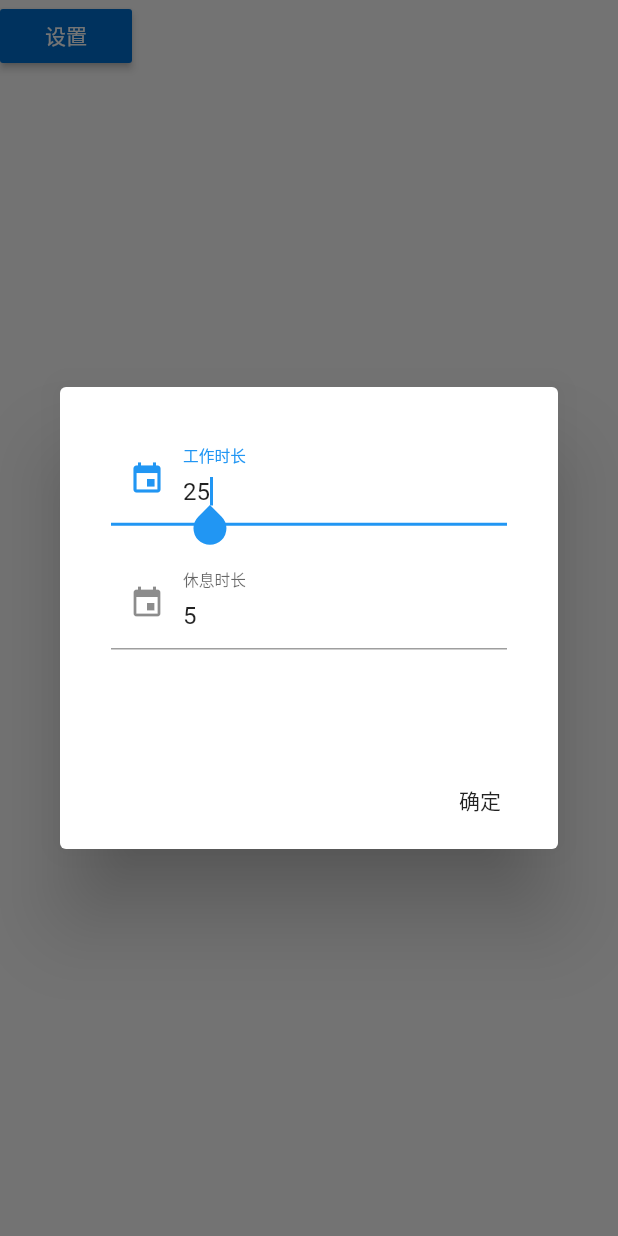
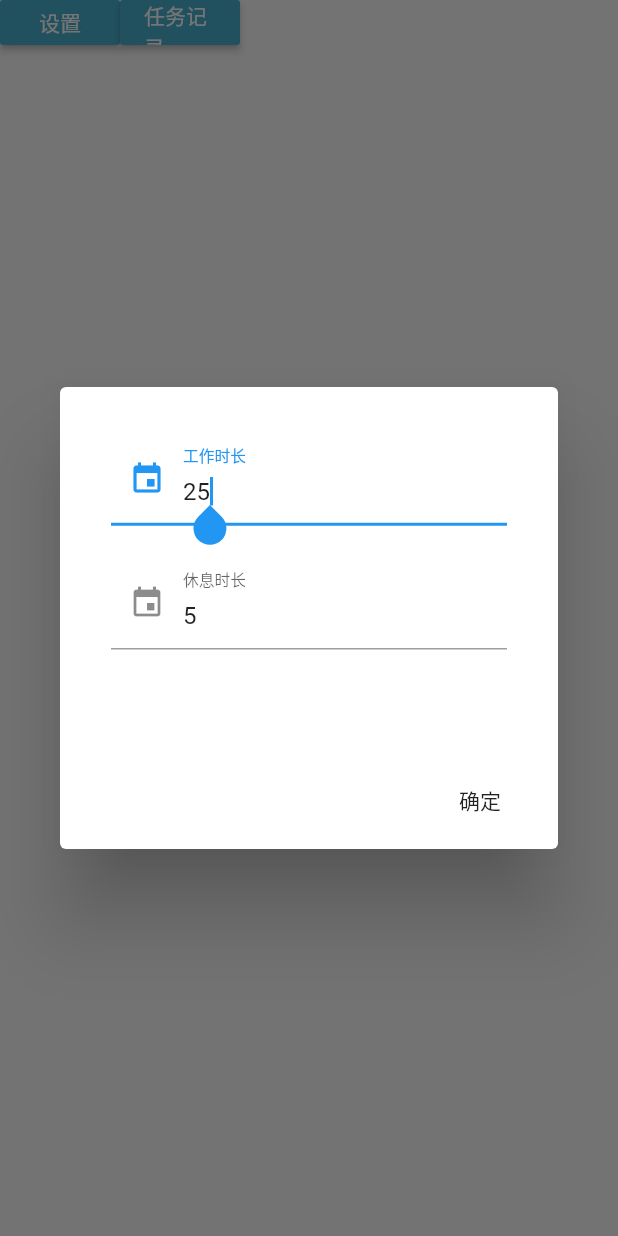
Before and after one commit to liuxiong332/flutter_tomato_work, a Flutter app: the AdditionalUI widget shown alone on an empty page, opened directly, after a tap on "设置", on a phone screen of 412 x 824 dp. Run offline on Flutter 3.47's test engine with Material 2 defaults, Android fonts, the phone set to English and light mode, and no system bars; our stand-ins replace flutter_bloc, shared_preferences, sqflite; accounts and stored records are empty.

```diff
--- a/lib/additional_ui.dart
+++ b/lib/additional_ui.dart
@@ -39,10 +39,46 @@ class AdditionalUI extends StatefulWidget {
   State<StatefulWidget> createState() => AdditionalUIState();
 }
 
-class AdditionalUIState extends State<AdditionalUI> {
-  int workMinutes;
-  int restMinutes;
+class OtherButton extends StatelessWidget {
+  OtherButton({this.text, this.onPressed});
+
+  final String text;
+  final Function onPressed;
+
+  @override
+  Widget build(BuildContext context) {
+    return SizedBox(
+      width: 80,
+      height: 30,
+      child: RaisedButton(
+        child: Text(
+          text,
+          style: TextStyle(
+            fontSize: 14,
+          ),
+        ),
+        color: Color(0xFF49afcd),
+        highlightColor: Color(0xFF49afcd),
+        textColor: Colors.white,
+        onPressed: onPressed,
+      ),
+    );
+  }
+}
+
+// 设置对话框
+class SettingDialog extends StatefulWidget {
+  @override
+  State<StatefulWidget> createState() {
+    return SettingDialogState();
+  }
+}
+
+class SettingDialogState extends State<SettingDialog> {
   final formKey = GlobalKey<FormState>();
+
+  int curWorkMinutes;
+  int curRestMinutes;
 
   void handleOK() {
     final form = formKey.currentState;
@@ -51,19 +87,19 @@ class AdditionalUIState extends State<AdditionalUI> {
 
       // ignore: close_sinks
       final bloc = BlocProvider.of<SettingBloc>(context);
-      bloc.add(UpdateSettingEvent(
-          Setting(workMinutes: workMinutes, restMinutes: restMinutes)));
+      bloc.add(UpdateSettingEvent(Setting(
+        workMinutes: curWorkMinutes,
+        restMinutes: curRestMinutes,
+      )));
       Navigator.of(context).pop();
     }
   }
 
-  void showSettingDialog() {
+  @override
+  Widget build(BuildContext context) {
     // ignore: close_sinks
     final bloc = BlocProvider.of<SettingBloc>(context);
 
-    showDialog(
-      context: context,
-      builder: (context) {
     return AlertDialog(
       content: Form(
         key: formKey,
@@ -75,14 +111,14 @@ class AdditionalUIState extends State<AdditionalUI> {
                 hintText: "工作时长",
                 initialVal: bloc.state.workMinutes,
                 onSaved: (val) {
-                      workMinutes = int.parse(val);
+                  curWorkMinutes = int.parse(val);
                 },
               ),
               SettingInput(
                 hintText: "休息时长",
                 initialVal: bloc.state.restMinutes,
                 onSaved: (val) {
-                      restMinutes = int.parse(val);
+                  curRestMinutes = int.parse(val);
                 },
               ),
             ],
@@ -96,24 +132,41 @@ class AdditionalUIState extends State<AdditionalUI> {
         ),
       ],
     );
+  }
+}
+
+class AdditionalUIState extends State<AdditionalUI> {
+  void showSettingDialog() {
+    showDialog(
+      context: context,
+      builder: (context) {
+        return SettingDialog();
       },
     );
+  }
+
+  void showHistory() {
+    Navigator.of(context).pushNamed("history");
   }
 
   @override
   Widget build(BuildContext context) {
     // ignore: close_sinks
-    return Flex(direction: Axis.horizontal, children: [
-      RaisedButton(
-        child: Text(
-          "设置",
-          style: TextStyle(fontSize: 14),
-        ),
-        color: Color(0xFF006dcc),
-        highlightColor: Color(0xFF0044cc),
-        textColor: Colors.white,
+    return Column(children: [
+      Row(children: [
+        Column(children: [
+          Flex(direction: Axis.horizontal, children: [
+            OtherButton(
+              text: "设置",
               onPressed: () => showSettingDialog(),
             ),
+            OtherButton(
+              text: "任务记录",
+              onPressed: () => showHistory(),
+            ),
+          ]),
+        ])
+      ]),
     ]);
   }
 }
--- a/lib/tomato_bloc.dart
+++ b/lib/tomato_bloc.dart
@@ -1,4 +1,5 @@
 import 'package:flutter_bloc/flutter_bloc.dart';
+import 'package:mywork/tomato_store.dart';
 
 // 番茄记录 事件
 class TomatoRecordEvent {}
@@ -8,6 +9,12 @@ class AddTomatoEvent extends TomatoRecordEvent {
   Tomato tomato;
 
   AddTomatoEvent(this.tomato);
+}
+
+class BatchAddTomatoEvent extends TomatoRecordEvent {
+  List<Tomato> tomatos;
+
+  BatchAddTomatoEvent(this.tomatos);
 }
 
 // 更新历史番茄记录 事件
@@ -29,12 +36,21 @@ class Tomato {
   DateTime startTime;
   Duration workDuration;
   Duration restDuration;
+  DateTime stopTime;
 
   Tomato({
     this.name,
     this.workDuration,
     this.restDuration,
   }) : startTime = DateTime.now();
+
+  Tomato.all({
+    this.name,
+    this.startTime,
+    this.workDuration,
+    this.restDuration,
+    this.stopTime,
+  });
 
   Tomato copyWith(Tomato newTomato) {
     return Tomato(
@@ -47,6 +63,15 @@ class Tomato {
 
 // 番茄历史记录 Bloc，增加/删除/更新 历史记录
 class TomatoRecordBloc extends Bloc<TomatoRecordEvent, List<Tomato>> {
+  TomatoStore tomatoStore;
+
+  TomatoRecordBloc() : super() {
+    tomatoStore = TomatoStore();
+    tomatoStore.init().then((value) => tomatoStore
+        .getRecords()
+        .then((value) => add(BatchAddTomatoEvent(value))));
+  }
+
   @override
   List<Tomato> get initialState => [
         Tomato(
@@ -59,8 +84,13 @@ class TomatoRecordBloc extends Bloc<TomatoRecordEvent, List<Tomato>> {
   @override
   Stream<List<Tomato>> mapEventToState(TomatoRecordEvent event) async* {
     if (event is AddTomatoEvent) {
+      // Insert the record
+      await tomatoStore.insertRecord(event.tomato);
       yield List<Tomato>.from(state)..add(event.tomato);
+    } else if (event is BatchAddTomatoEvent) {
+      yield event.tomatos;
     } else if (event is UpdateTomatoEvent) {
+      // This event is not used now
       var index = state.indexWhere((element) => element.id == event.tomato.id);
       yield [
         ...state.sublist(0, index),
@@ -68,6 +98,7 @@ class TomatoRecordBloc extends Bloc<TomatoRecordEvent, List<Tomato>> {
         ...state.sublist(index + 1)
       ];
     } else if (event is DeleteTomatoEvent) {
+      // The remove is not used now.
       yield List<Tomato>.from(state)
         ..removeWhere((element) => element.id == event.tomatoId);
     }
--- a/pubspec.yaml
+++ b/pubspec.yaml
@@ -29,6 +29,8 @@ dependencies:
   # The following adds the Cupertino Icons font to your application.
   # Use with the CupertinoIcons class for iOS style icons.
   cupertino_icons: ^0.1.3
+  sqflite:
+  path:
 
 dev_dependencies:
   flutter_test:
```
Also changed, not shown: lib/main.dart (+12 -8 lines), lib/main_page.dart (+36 -2 lines), lib/records_page.dart (added, +58 -0 lines), lib/tomato_store.dart (added, +60 -0 lines), lib/work_state.dart (+38 -5 lines), pubspec.lock, 2 other files. Lines whose indentation alone changed are shown as unchanged.
